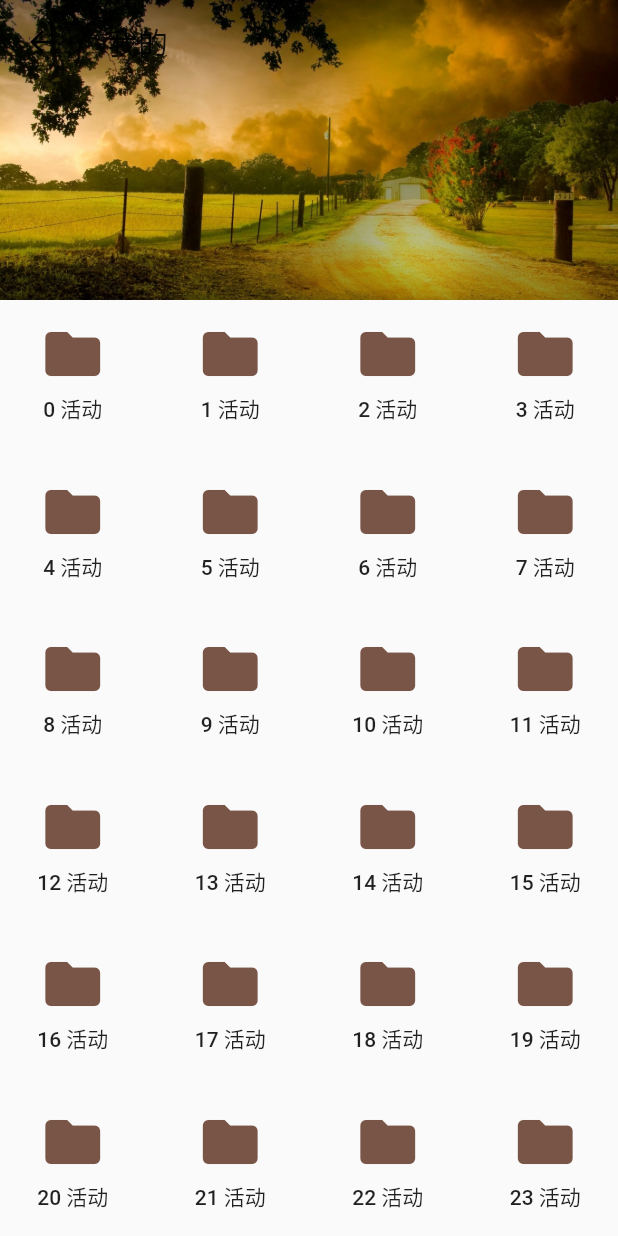
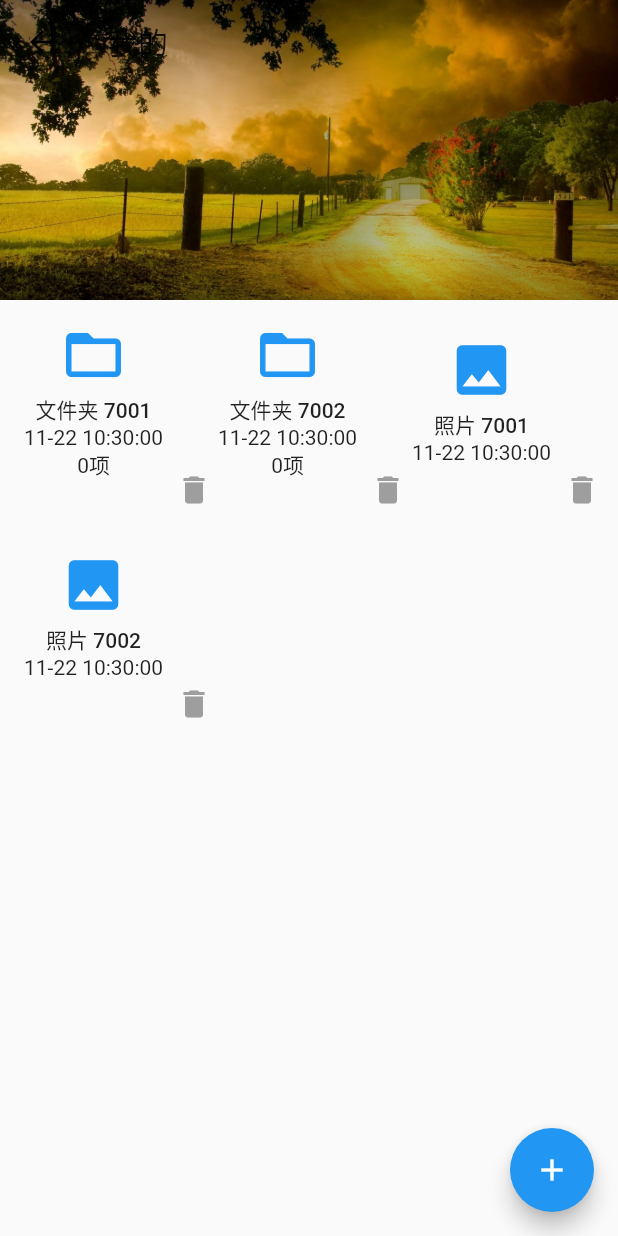
Before and after one commit to fengneng/app_lab_flutter, a Flutter app: the MePage screen opened directly, on a phone screen of 412 x 824 dp. Run offline on Flutter 3.47's test engine with Material 2 defaults, Android fonts, the phone set to English and light mode, and no system bars; our stand-ins replace bloc, cached_network_image, dio, flutter_bloc, flutter_slidable, flutter_swiper and 2 more; generated files the repository leaves out were written again; network calls fail; statements that could not run were skipped.

Commit message:
feat: 文件树

```diff
--- a/analysis_options.yaml
+++ b/analysis_options.yaml
@@ -20,5 +20,5 @@ linter:
 
     sort_pub_dependencies: true
     sort_unnamed_constructors_first: true
-    prefer_relative_imports: true
-    prefer_const_literals_to_create_immutables: false
+    prefer_const_literals_to_create_immutables: true
+    prefer_relative_imports: false
--- a/lib/component/grid_entrance.dart
+++ b/lib/component/grid_entrance.dart
@@ -1,8 +1,9 @@
 import 'dart:math';
 
-import 'package:app_lab_flutter/component/icon_text_button.dart';
 import 'package:flutter/material.dart';
 import 'package:flutter_swiper/flutter_swiper.dart';
+
+import 'icon_text_button.dart';
 
 class GridEntrance extends StatelessWidget {
   const GridEntrance({
--- /dev/null
+++ b/lib/file_folder/node.dart
@@ -0,0 +1,83 @@
+import 'package:app_lab_flutter/file_folder/node_tree.dart';
+import 'package:flutter/material.dart';
+
+import 'package:intl/intl.dart';
+
+import 'node_generator.dart';
+
+class Node {
+  final int id;
+  final String name;
+  final int parentId;
+  final DateTime createdTime;
+
+  bool isFolder;
+  List<Node> children;
+
+  Node(
+    this.id, {
+    @required this.name,
+    @required this.parentId,
+    @required this.createdTime,
+    this.isFolder = false,
+    this.children,
+  }) {
+    if (isFolder) {
+      children ??= [];
+    }
+  }
+
+  String get timeString {
+    return DateFormat("MM-dd HH:mm:ss").format(createdTime);
+  }
+
+  Future<void> fetchChildren() async {
+    if (!isFolder) {
+      return;
+    }
+    await Future.delayed(Duration(milliseconds: 300));
+    children = generateChildren(id);
+    NodeTree.getInstance().streamController.add(this);
+  }
+
+  Future<void> fetchMoreChildren() async {
+    if (!isFolder) {
+      return;
+    }
+    await Future.delayed(Duration(milliseconds: 300));
+    final nodes = List.generate(10, (index) {
+      final id = index + parentId + children.length;
+      return Node(
+        id,
+        name: '照片 $id',
+        parentId: id,
+        createdTime: DateTime.now(),
+      );
+    });
+
+    children += nodes;
+    NodeTree.getInstance().streamController.add(this);
+  }
+
+  Future<void> addChildFolder() async {
+    if (!isFolder) {
+      return;
+    }
+    await Future.delayed(Duration(milliseconds: 300));
+    final id = parentId + children.length;
+    final folder = Node(
+      id,
+      name: '文件夹 $id',
+      parentId: id,
+      createdTime: DateTime.now(),
+      isFolder: true,
+    );
+    children.insert(0, folder);
+    NodeTree.getInstance().streamController.add(this);
+  }
+
+  void remove(Node child) {
+    children.remove(child);
+    NodeTree.getInstance().streamController.add(this);
+  }
+}
--- /dev/null
+++ b/lib/file_folder/node_item_widget.dart
@@ -0,0 +1,59 @@
+import 'package:flutter/material.dart';
+
+import 'package:app_lab_flutter/component/icon_text_button.dart';
+
+import 'file_folder.dart';
+import 'node.dart';
+
+class NodeItemWidget extends StatelessWidget {
+  const NodeItemWidget({
+    Key key,
+    @required this.itemNode,
+    @required this.onDeleted,
+  }) : super(key: key);
+
+  final VoidCallback onDeleted;
+  final Node itemNode;
+
+  @override
+  Widget build(BuildContext context) {
+    return Stack(
+      children: <Widget>[
+        Column(
+          mainAxisAlignment: MainAxisAlignment.center,
+          crossAxisAlignment: CrossAxisAlignment.center,
+          children: <Widget>[
+            IconTextButton(
+              text: itemNode.name,
+              iconColor: Colors.blue[500],
+              iconData: itemNode.isFolder ? Icons.folder_open : Icons.photo,
+              onPressed: () {
+                Navigator.of(context).push(MaterialPageRoute(
+                  builder: (context) => FileFolderPage(itemNode),
+                ));
+              },
+            ),
+            Text(itemNode.timeString),
+            if (itemNode.isFolder) Text('${itemNode.children.length}项'),
+          ],
+        ),
+        Positioned(
+          right: 0,
+          bottom: 0,
+          child: SizedBox(
+            width: 20,
+            height: 20,
+            child: IconButton(
+              padding: EdgeInsets.zero,
+              icon: Icon(
+                Icons.delete,
+                color: Colors.grey,
+              ),
+              onPressed: onDeleted,
+            ),
+          ),
+        ),
+      ],
+    );
+  }
+}
--- /dev/null
+++ b/lib/file_folder/node_tree.dart
@@ -0,0 +1,24 @@
+import 'dart:async';
+
+import 'node.dart';
+import 'node_generator.dart';
+
+class NodeTree {
+  NodeTree._();
+  static final _instance = NodeTree._();
+  factory NodeTree.getInstance() => _instance;
+
+  final StreamController<Node> streamController =
+      StreamController<Node>.broadcast();
+
+  Stream<Node> updateStream() => streamController.stream;
+
+  Node root = Node(
+    6001,
+    name: '根目录',
+    parentId: 0,
+    createdTime: DateTime.now(),
+    isFolder: true,
+    children: generateChildren(6001),
+  );
+}
--- a/lib/pages/me.dart
+++ b/lib/pages/me.dart
@@ -1,11 +1,16 @@
-import 'dart:math';
-
+import 'package:app_lab_flutter/file_folder/node_container.dart';
+import 'package:app_lab_flutter/file_folder/node_tree.dart';
 import 'package:flutter/cupertino.dart';
 import 'package:flutter/material.dart';
 
-import '../component/icon_text_button.dart';
+class MePage extends StatefulWidget {
+  final _node = NodeTree.getInstance().root;
 
-class MePage extends StatelessWidget {
+  @override
+  _MePageState createState() => _MePageState();
+}
+
+class _MePageState extends State<MePage> {
   @override
   Widget build(BuildContext context) {
     return Scaffold(
@@ -23,22 +28,17 @@ class MePage extends StatelessWidget {
               ),
             ),
           ),
-          SliverGrid.count(
-            crossAxisCount: 4,
-            crossAxisSpacing: 8,
-            mainAxisSpacing: 8,
-            childAspectRatio: 1,
-            children: List.generate(28, (index) {
-              return IconTextButton(
-                text: '$index 活动',
-                iconColor: Colors.primaries[Random().nextInt(
-                  Colors.primaries.length,
-                )],
-                iconData: Icons.folder,
-              );
-            }),
-          ),
+          CupertinoSliverRefreshControl(onRefresh: () {
+            return widget._node.fetchChildren();
+          }),
+          NodeContainer(node: widget._node),
         ],
+      ),
+      floatingActionButton: FloatingActionButton(
+        onPressed: () {
+          widget._node.addChildFolder();
+        },
+        child: Icon(Icons.add),
       ),
     );
   }
```
Also changed, not shown: lib/file_folder/file_folder.dart (added, +77 -0 lines), lib/file_folder/node_container.dart (added, +125 -0 lines), lib/file_folder/node_generator.dart (added, +29 -0 lines).
